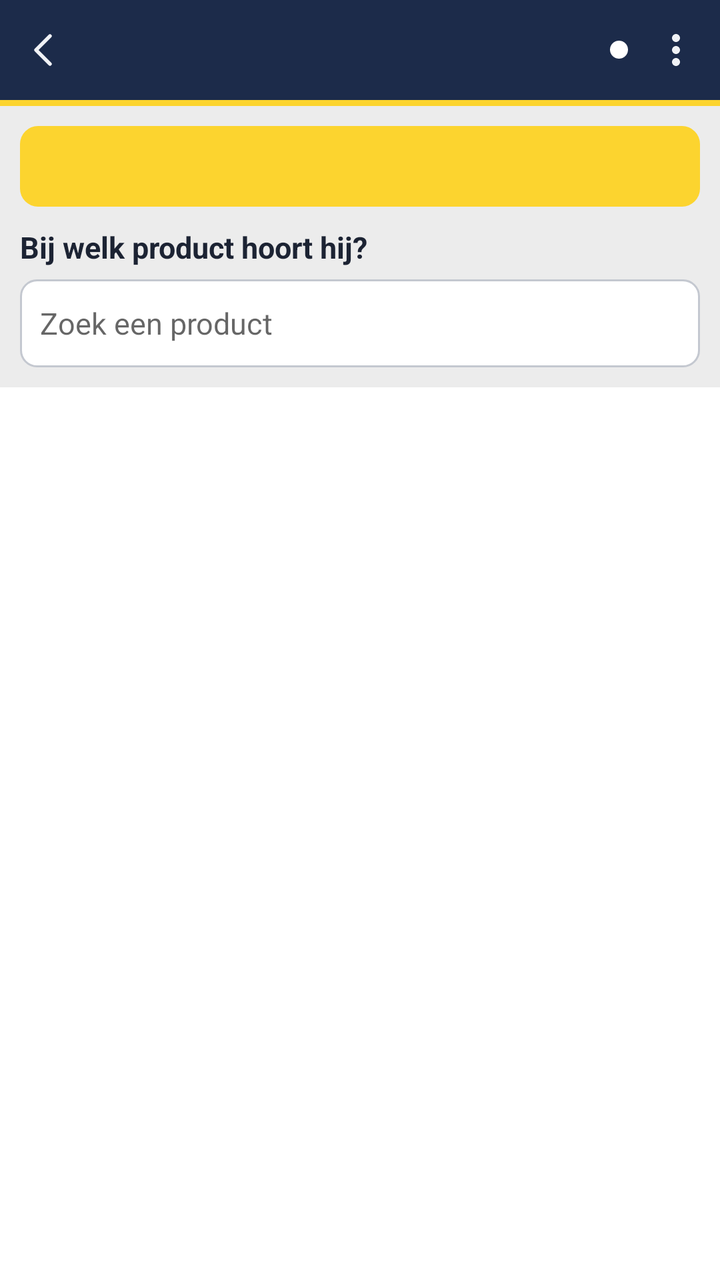
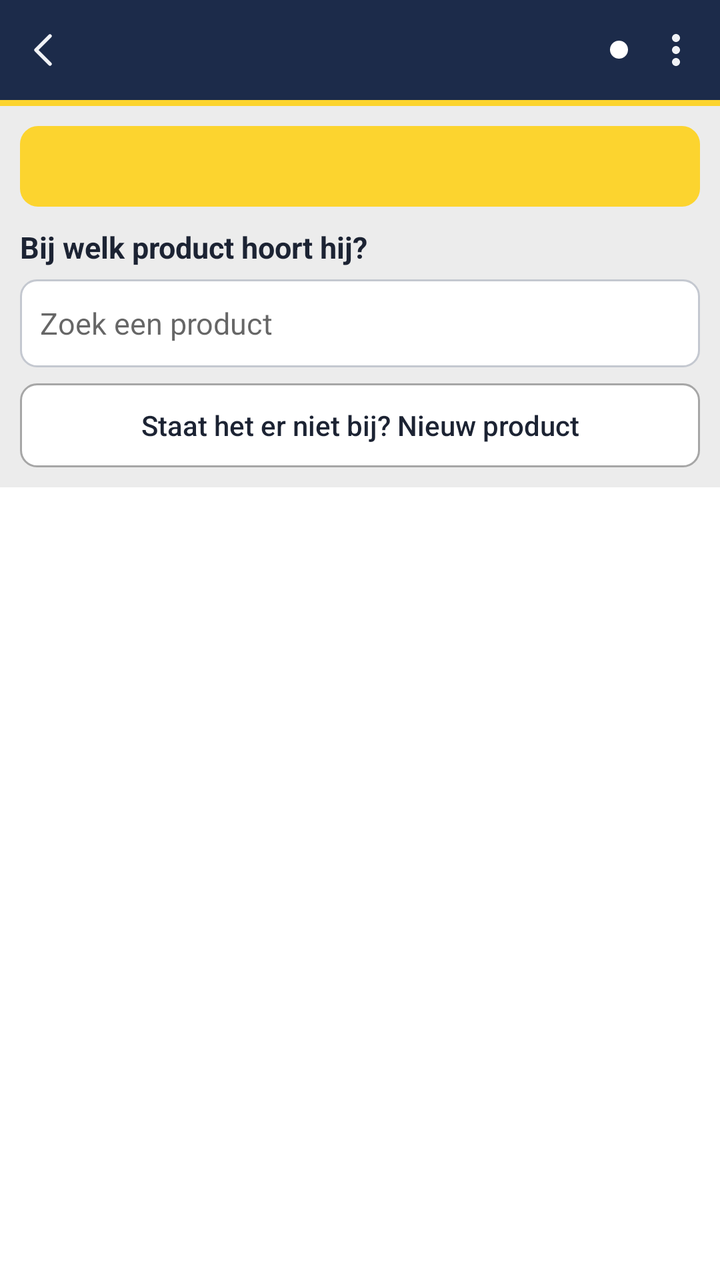

The first picture is an Android layout as it rendered before a commit; the second is the same layout after the commit. The layout source and the unified diff follow.
<!-- AndroidManifest.xml: activity theme Thema.Handterminal.Licht -->
<!-- res/layout/activity_koppelen.xml -->
<?xml version="1.0" encoding="utf-8"?>
<LinearLayout xmlns:android="http://schemas.android.com/apk/res/android"
    xmlns:app="http://schemas.android.com/apk/res-auto"
    android:layout_width="match_parent"
    android:layout_height="match_parent"
    android:background="@color/achtergrond"
    android:orientation="vertical">

    <include
        android:id="@+id/balk"
        layout="@layout/balk" />

    <LinearLayout
        android:layout_width="match_parent"
        android:layout_height="wrap_content"
        android:orientation="vertical"
        android:padding="10dp">

        <TextView
            android:id="@+id/codeTekst"
            android:layout_width="match_parent"
            android:layout_height="wrap_content"
            android:background="@drawable/badge_geel"
            android:fontFamily="monospace"
            android:gravity="center"
            android:padding="8dp"
            android:textColor="@color/navy"
            android:textSize="18sp"
            android:textStyle="bold" />

        <TextView
            android:layout_width="match_parent"
            android:layout_height="wrap_content"
            android:layout_marginTop="10dp"
            android:text="@string/bij_welk_product"
            android:textColor="@color/tekst"
            android:textSize="15sp"
            android:textStyle="bold" />

        <EditText
            android:id="@+id/zoekVeld"
            android:layout_width="match_parent"
            android:layout_height="44dp"
            android:layout_marginTop="6dp"
            android:background="@drawable/zoekveld"
            app:drawableStartCompat="@drawable/ic_zoeken"
            android:drawablePadding="8dp"
            app:drawableTint="@color/tekst_zacht"
            android:hint="@string/zoek_product"
            android:imeOptions="actionSearch"
            android:importantForAutofill="no"
            android:inputType="text"
            android:paddingStart="10dp"
            android:paddingEnd="10dp"
            android:singleLine="true"
            android:textColor="@color/tekst"
            android:textSize="15sp" />
    </LinearLayout>

    <androidx.recyclerview.widget.RecyclerView
        android:id="@+id/lijst"
        android:layout_width="match_parent"
        android:layout_height="0dp"
        android:layout_weight="1"
        android:background="@color/kaart" />
</LinearLayout>
<!-- res/layout/balk.xml (included above) -->
<?xml version="1.0" encoding="utf-8"?>
<LinearLayout xmlns:android="http://schemas.android.com/apk/res/android"
    xmlns:app="http://schemas.android.com/apk/res-auto"
    android:layout_width="match_parent"
    android:layout_height="wrap_content"
    android:orientation="vertical">

    <LinearLayout
        android:id="@+id/balk"
        android:layout_width="match_parent"
        android:layout_height="50dp"
        android:background="@color/navy"
        android:gravity="center_vertical"
        android:orientation="horizontal"
        android:paddingEnd="2dp">

        <ImageButton
            android:id="@+id/balkTerug"
            android:layout_width="44dp"
            android:layout_height="50dp"
            android:background="@drawable/menu_knop"
            android:contentDescription="@string/terug"
            android:src="@drawable/ic_terug"
            app:tint="@color/tekst_op_navy" />

        <ImageView
            android:id="@+id/balkLogo"
            android:layout_width="34dp"
            android:layout_height="34dp"
            android:layout_marginStart="10dp"
            android:contentDescription="@string/club"
            android:src="@drawable/clublogo"
            android:visibility="gone" />

        <LinearLayout
            android:layout_width="0dp"
            android:layout_height="wrap_content"
            android:layout_marginStart="6dp"
            android:layout_weight="1"
            android:orientation="vertical">

            <TextView
                android:id="@+id/balkTitel"
                android:layout_width="match_parent"
                android:layout_height="wrap_content"
                android:ellipsize="end"
                android:singleLine="true"
                android:textColor="@color/wit"
                android:textSize="17sp"
                android:textStyle="bold" />

            <TextView
                android:id="@+id/balkSub"
                android:layout_width="match_parent"
                android:layout_height="wrap_content"
                android:ellipsize="end"
                android:singleLine="true"
                android:textColor="@color/tekst_zacht_op_navy"
                android:textSize="12sp"
                android:visibility="gone" />
        </LinearLayout>

        <View
            android:id="@+id/balkStip"
            android:layout_width="9dp"
            android:layout_height="9dp"
            android:layout_marginStart="6dp"
            android:layout_marginEnd="4dp"
            android:background="@drawable/status_stip" />

        <ImageButton
            android:id="@+id/balkMenu"
            android:layout_width="40dp"
            android:layout_height="50dp"
            android:background="@drawable/menu_knop"
            android:contentDescription="@string/menu_openen"
            android:src="@drawable/ic_menu"
            app:tint="@color/tekst_op_navy" />
    </LinearLayout>

    <View
        android:layout_width="match_parent"
        android:layout_height="3dp"
        android:background="@color/geel" />
</LinearLayout>
<!-- resources referenced by this layout -->
<resources>
  <color name="achtergrond">#ECECEC</color>
  <color name="geel">#FCD42F</color>
  <color name="kaart">#FFFFFF</color>
  <color name="navy">#1C2B4A</color>
  <color name="tekst">#1C2333</color>
  <color name="tekst_op_navy">#F0F2F6</color>
  <color name="tekst_zacht">#5B6270</color>
  <color name="tekst_zacht_op_navy">#A9B3CC</color>
  <color name="wit">#FFFFFF</color>
  <!-- drawable badge_geel (drawable) -->
  <?xml version="1.0" encoding="utf-8"?>
  <shape xmlns:android="http://schemas.android.com/apk/res/android">
      <corners android:radius="9dp" />
      <solid android:color="@color/geel" />
  </shape>
  <!-- drawable ic_menu (drawable) -->
  <?xml version="1.0" encoding="utf-8"?>
  <vector xmlns:android="http://schemas.android.com/apk/res/android"
      android:width="24dp"
      android:height="24dp"
      android:tint="?attr/colorControlNormal"
      android:viewportWidth="24"
      android:viewportHeight="24">
      <path android:fillColor="@android:color/white" android:pathData="M12,8c1.1,0 2,-0.9 2,-2s-0.9,-2 -2,-2 -2,0.9 -2,2 0.9,2 2,2zM12,10c-1.1,0 -2,0.9 -2,2s0.9,2 2,2 2,-0.9 2,-2 -0.9,-2 -2,-2zM12,16c-1.1,0 -2,0.9 -2,2s0.9,2 2,2 2,-0.9 2,-2 -0.9,-2 -2,-2z" />
  </vector>
  <!-- drawable ic_terug (drawable) -->
  <?xml version="1.0" encoding="utf-8"?>
  <vector xmlns:android="http://schemas.android.com/apk/res/android"
      android:width="24dp"
      android:height="24dp"
      android:viewportWidth="24"
      android:viewportHeight="24">
      <path
          android:fillColor="#00000000"
          android:pathData="M15 5l-7 7 7 7"
          android:strokeWidth="1.8"
          android:strokeColor="#FFFFFFFF"
          android:strokeLineCap="round"
          android:strokeLineJoin="round" />
  </vector>
  <!-- drawable menu_knop (drawable) -->
  <?xml version="1.0" encoding="utf-8"?>
  <selector xmlns:android="http://schemas.android.com/apk/res/android">
      <item android:state_pressed="true">
          <shape android:shape="oval"><solid android:color="#33FFFFFF" /></shape>
      </item>
      <item><shape android:shape="oval"><solid android:color="@android:color/transparent" /></shape></item>
  </selector>
  <!-- drawable status_stip (drawable) -->
  <?xml version="1.0" encoding="utf-8"?>
  <shape xmlns:android="http://schemas.android.com/apk/res/android" android:shape="oval">
      <solid android:color="@color/wit" />
  </shape>
  <!-- drawable zoekveld (drawable) -->
  <?xml version="1.0" encoding="utf-8"?>
  <shape xmlns:android="http://schemas.android.com/apk/res/android">
      <corners android:radius="8dp" />
      <solid android:color="@color/kaart" />
      <stroke android:width="1dp" android:color="#C4C8D0" />
  </shape>
  <string name="bij_welk_product">Bij welk product hoort hij?</string>
  <string name="club">s.v. Blauw-Geel 1915</string>
  <string name="menu_openen">Menu</string>
  <string name="terug">Terug</string>
  <string name="zoek_product">Zoek een product</string>
  <style name="Thema.Handterminal.Licht">
          <item name="android:windowBackground">@color/achtergrond</item>
          <item name="android:textColorPrimary">@color/tekst</item>
      </style>
  <!-- unchanged entries left out for length: 2 -->
</resources>

<!-- the commit's change to res/layout/activity_koppelen.xml (unified diff, before → after) -->
@@ -55,6 +55,15 @@
             android:singleLine="true"
             android:textColor="@color/tekst"
             android:textSize="15sp" />
+
+        <Button
+            android:id="@+id/nieuwKnop"
+            style="@style/Knop.Rand"
+            android:layout_width="match_parent"
+            android:layout_height="42dp"
+            android:layout_marginTop="8dp"
+            android:text="@string/staat_er_niet_bij"
+            android:textSize="14sp" />
     </LinearLayout>
 
     <androidx.recyclerview.widget.RecyclerView
<!-- resource entries referenced after the edit -->
@@ -63,12 +63,28 @@
   <string name="bij_welk_product">Bij welk product hoort hij?</string>
   <string name="club">s.v. Blauw-Geel 1915</string>
   <string name="menu_openen">Menu</string>
+  <string name="staat_er_niet_bij">Staat het er niet bij? Nieuw product</string>
   <string name="terug">Terug</string>
   <string name="zoek_product">Zoek een product</string>
+  <style name="Knop.Rand">
+          <item name="android:background">@drawable/knop_rand</item>
+          <item name="android:textColor">@color/tekst</item>
+      </style>
   <style name="Thema.Handterminal.Licht">
           <item name="android:windowBackground">@color/achtergrond</item>
           <item name="android:textColorPrimary">@color/tekst</item>
       </style>
+  <!-- drawable knop_rand (drawable) -->
+  <?xml version="1.0" encoding="utf-8"?>
+  <selector xmlns:android="http://schemas.android.com/apk/res/android">
+      <item android:state_pressed="true">
+          <shape><corners android:radius="8dp" /><solid android:color="@color/rand_licht" /><stroke android:width="1dp" android:color="#A6A6A6" /></shape>
+      </item>
+      <item>
+          <shape><corners android:radius="8dp" /><solid android:color="@color/kaart" /><stroke android:width="1dp" android:color="#A6A6A6" /></shape>
+      </item>
+  </selector>
+  <color name="rand_licht">#D6D6D6</color>
   <!-- unchanged entries left out for length: 2 -->
 </resources>
 
